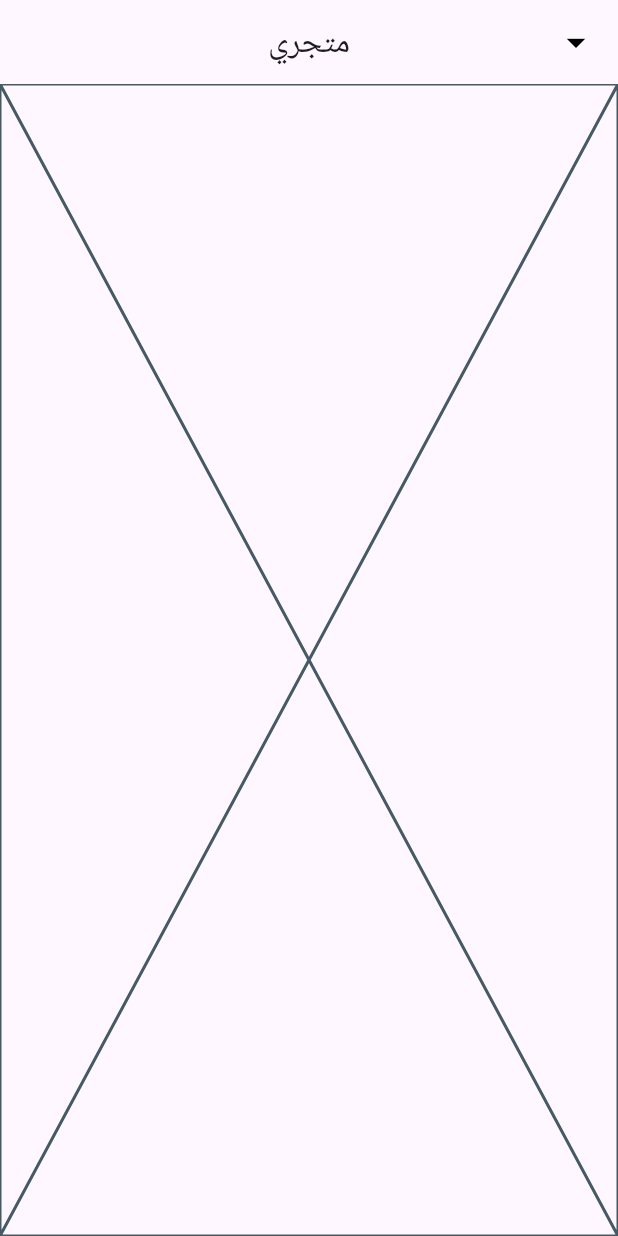
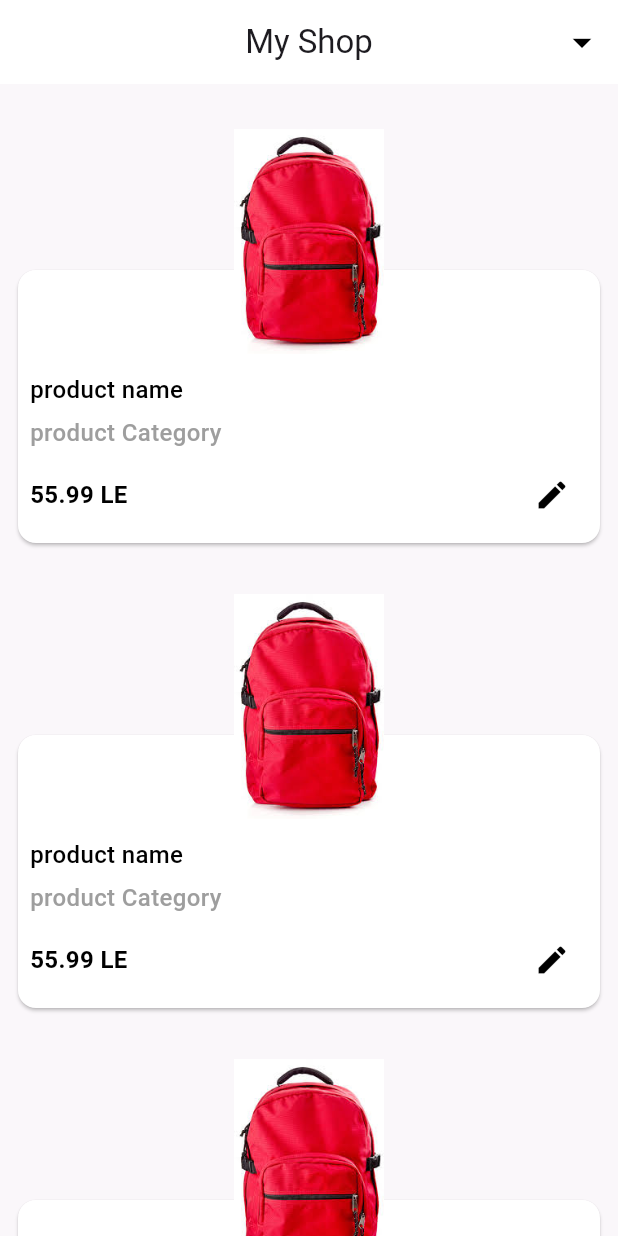
Before and after one commit to AhmedNasser24/e_commerce_app, a Flutter app: the screen it shows after launch, on a phone screen of 412 x 824 dp. Run offline on Flutter 3.47's test engine with Material 3 defaults, Android fonts, the phone set to English and light mode, and no system bars; our stand-ins replace cloud_firestore, dartz, firebase_auth, firebase_core, firebase_storage, flutter_bloc and 2 more; accounts and stored records are empty.

Commit message:
finish product card and make list for it in card , product details and images are finished

```diff
--- a/lib/constants.dart
+++ b/lib/constants.dart
@@ -1,3 +1,5 @@
+import 'package:flutter/material.dart';
+
 const String kUsersCollection = "Users" ;
 const String kShopCollection = "Shop" ;
 const String kCustomerCollection = "Customer" ;
@@ -13,3 +15,4 @@ const String kCustomerAccountKindEnglish = "Customer" ;
 const String kCustomerAccountKindArabic = "عميل" ;
 const String kTraderAccountKindEnglish = "Trader" ;
 const String kTraderAccountKindArabic = "تاجر" ;
+const Color kScaffoldColor = Color(0XFFFAF7FA) ;
--- /dev/null
+++ b/lib/core/utils/app_images.dart
@@ -0,0 +1,7 @@
+class Assets {
+  Assets._();
+
+  /// Assets for imagesBag
+  /// assets/images/bag.jpeg
+  static const String imagesBag = "assets/images/bag.jpeg";
+}
--- a/lib/features/auth/trader/presentation/views/trader_view.dart
+++ b/lib/features/auth/trader/presentation/views/trader_view.dart
@@ -1,3 +1,4 @@
+import 'package:e_commerce/constants.dart';
 import 'package:flutter/material.dart';
 import 'widgets/trader_app_bar.dart';
 import 'widgets/trader_body.dart';
@@ -9,7 +10,8 @@ class TraderView extends StatelessWidget {
   @override
   Widget build(BuildContext context) {
     return Scaffold(
-      body: const TraderBody(),
+      backgroundColor: kScaffoldColor,
+      body: const TraderViewBody(),
       appBar: traderAppBar(context),
     );
   }
--- /dev/null
+++ b/lib/features/auth/trader/presentation/views/widgets/edit_icon_button.dart
@@ -0,0 +1,13 @@
+
+import 'package:flutter/material.dart';
+
+class EditIconButton extends StatelessWidget {
+  const EditIconButton({
+    super.key,
+  });
+
+  @override
+  Widget build(BuildContext context) {
+    return IconButton(onPressed: (){}, icon: const Icon(Icons.edit , color:  Colors.black));
+  }
+}
--- /dev/null
+++ b/lib/features/auth/trader/presentation/views/widgets/product_image_positioned.dart
@@ -0,0 +1,29 @@
+
+import 'package:flutter/material.dart';
+
+import '../../../../../../core/utils/app_images.dart';
+
+class CustomProductImagePositioned extends StatelessWidget {
+  const CustomProductImagePositioned({
+    super.key,
+  });
+
+  @override
+  Widget build(BuildContext context) {
+    return Positioned(
+      top: -90,
+      right: 0,
+      left: 0,
+      child: Container(
+        height: 150,
+        decoration: const BoxDecoration(
+          // color: Colors.blue,
+          image: DecorationImage(
+            image: AssetImage(Assets.imagesBag),
+            fit: BoxFit.contain,
+          ),
+        ),
+      ),
+    );
+  }
+}
--- a/lib/features/auth/trader/presentation/views/widgets/trader_app_bar.dart
+++ b/lib/features/auth/trader/presentation/views/widgets/trader_app_bar.dart
@@ -8,9 +8,12 @@ AppBar traderAppBar(BuildContext context) {
   return AppBar(
     elevation: 0,
     scrolledUnderElevation: 0,
+    backgroundColor: Colors.white,
     title: Text(S.of(context).my_shop),
     centerTitle: true,
-      leading: _showCategoryPopUpMenu(context),
+    actions: [
+      _showCategoryPopUpMenu(context),
+    ],
   );
 }
 
--- a/lib/features/auth/trader/presentation/views/widgets/trader_body.dart
+++ b/lib/features/auth/trader/presentation/views/widgets/trader_body.dart
@@ -1,10 +1,12 @@
 import 'package:flutter/material.dart';
 
-class TraderBody extends StatelessWidget {
-  const TraderBody({super.key});
+import 'trader_product_card_listview.dart';
+
+class TraderViewBody extends StatelessWidget {
+  const TraderViewBody({super.key});
 
   @override
   Widget build(BuildContext context) {
-    return const Placeholder();
+    return const TraderProductCardListView();
   }
 }
--- /dev/null
+++ b/lib/features/auth/trader/presentation/views/widgets/trader_product_card.dart
@@ -0,0 +1,28 @@
+import 'package:flutter/material.dart';
+import 'product_image_positioned.dart';
+import 'trader_product_details.dart';
+
+class TraderProductCard extends StatelessWidget {
+  const TraderProductCard({super.key});
+
+  @override
+  Widget build(BuildContext context) {
+    return const Padding(
+      padding: EdgeInsets.only(right: 8, left: 8, top: 120),
+      child: Stack(
+        clipBehavior: Clip.none,
+        children: [
+          Card(
+            color: Colors.white,
+            child: Padding(
+              padding: EdgeInsets.all(8.0),
+              child: TraderProductDetails(),
+            ),
+          ),
+
+          CustomProductImagePositioned(),
+        ],
+      ),
+    );
+  }
+}
--- /dev/null
+++ b/lib/features/auth/trader/presentation/views/widgets/trader_product_card_listview.dart
@@ -0,0 +1,18 @@
+import 'package:flutter/material.dart';
+
+import 'trader_product_card.dart';
+
+class TraderProductCardListView extends StatelessWidget {
+  const TraderProductCardListView({
+    super.key,
+  });
+
+  @override
+  Widget build(BuildContext context) {
+    return ListView.builder(
+      itemCount: 10,
+
+      itemBuilder: (context, i) => const TraderProductCard(),
+    );
+  }
+}
--- /dev/null
+++ b/lib/features/auth/trader/presentation/views/widgets/trader_product_details.dart
@@ -0,0 +1,46 @@
+
+import 'package:flutter/material.dart';
+import 'package:gap/gap.dart';
+
+import '../../../../../../utils/core/app_style.dart';
+import 'edit_icon_button.dart';
+
+class TraderProductDetails extends StatelessWidget {
+  const TraderProductDetails({
+    super.key,
+  });
+
+  @override
+  Widget build(BuildContext context) {
+    return Column(
+      crossAxisAlignment: CrossAxisAlignment.start,
+      children: [
+        const Gap(60),
+        const Text(
+          "product name",
+          style: AppStyle.medium16,
+          maxLines: 1,
+          overflow: TextOverflow.ellipsis,
+        ),
+        const Gap(6),
+        Text(
+          "product Category",
+          style: AppStyle.medium16.copyWith(color: Colors.grey),
+          maxLines: 1,
+          overflow: TextOverflow.ellipsis,
+        ),
+        const Gap(6),
+        const Row(
+          children: [
+            Text(
+              "55.99 LE",
+              style: AppStyle.semiBold16,
+            ),
+            Spacer(),
+            EditIconButton()
+          ],
+        ),
+      ],
+    );
+  }
+}
--- a/lib/main.dart
+++ b/lib/main.dart
@@ -45,7 +45,7 @@ class _MyAppState extends State<MyApp> {
     super.initState();
   }
 
-  Locale _locale = const Locale('ar');
+  Locale _locale = const Locale('en');
   void _changeLanguage(Locale newLocale) {
     setState(() {
       _locale = newLocale;
```
Also changed, not shown: pubspec.yaml (+9 -3 lines), assets/images/bag.jpeg (added). Lines whose indentation alone changed are shown as unchanged.
